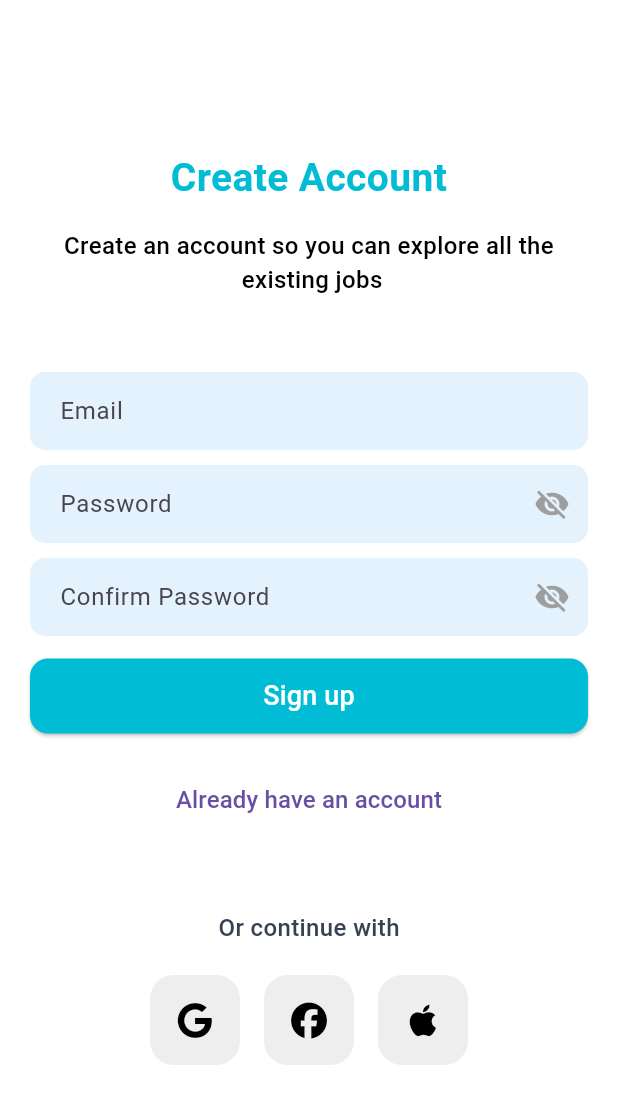
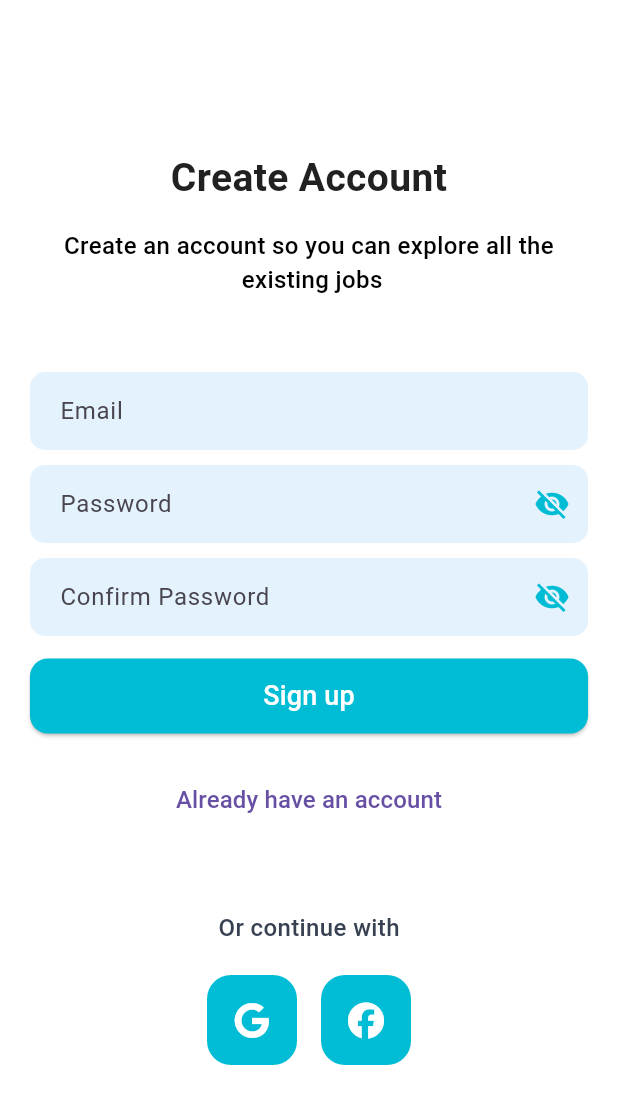
Before and after one commit to MTS-Services/Batteryqk_web-version-App-, a Flutter app: the screen it shows after launch, after a tap on "Create new account", on a phone screen of 412 x 824 dp. Shown: the top 1104 px of the screen. Run offline on Flutter 3.47's test engine with Material 3 defaults, Android fonts, the phone set to English and light mode, and no system bars; our stand-ins replace dropdown_button2, font_awesome_flutter, google_fonts, pin_code_fields; network calls fail.

Commit message:
authentication done

```diff
--- a/lib/common/widgets/built_sccial_button.dart
+++ b/lib/common/widgets/built_sccial_button.dart
@@ -1,3 +1,4 @@
+import 'package:batteryqk_web_app/util/colors.dart';
 import 'package:flutter/material.dart';
 import 'package:font_awesome_flutter/font_awesome_flutter.dart';
 
@@ -11,10 +12,10 @@ Widget buildSocialButton({
       height: 60,
       width: 60,
       decoration: BoxDecoration(
-        color: Colors.grey[200],
+        color:AppColor.appGreenColor,
         borderRadius: BorderRadius.circular(16),
       ),
-      child: Center(child: FaIcon(icon, color: Colors.black)),
+      child: Center(child: FaIcon(icon, color: Colors.white)),
     ),
   );
 }
--- a/lib/features/authentication/views/login_screen.dart
+++ b/lib/features/authentication/views/login_screen.dart
@@ -43,7 +43,7 @@ class _LoginScreenState extends State<LoginScreen> {
                   style: TextStyle(
                     fontSize: 26,
                     fontWeight: FontWeight.bold,
-                    color: AppColor.appGreenColor,
+                    color: AppColor.textColor,
                   ),
                 ),
                 const SizedBox(height: 15),
@@ -124,7 +124,7 @@ class _LoginScreenState extends State<LoginScreen> {
                         _obscurePassword
                             ? Icons.visibility_off
                             : Icons.visibility,
-                        color: Colors.grey,
+                        color: AppColor.appGreenColor,
                       ),
                       onPressed: () {
                         setState(() {
@@ -217,13 +217,6 @@ class _LoginScreenState extends State<LoginScreen> {
                         // Handle Facebook login
                       },
                     ),
-                    SizedBox(width: 16),
-                    buildSocialButton(
-                      icon: FontAwesomeIcons.apple,
-                      onTap: () {
-                        // Handle Apple login
-                      },
-                    ),
                   ],
                 ),
               ],
--- a/lib/features/authentication/views/signup_screen.dart
+++ b/lib/features/authentication/views/signup_screen.dart
@@ -42,7 +42,7 @@ class _SignupScreenState extends State<SignupScreen> {
                   style: TextStyle(
                     fontSize: 26,
                     fontWeight: FontWeight.bold,
-                    color: AppColor.appGreenColor,
+                    color: AppColor.textColor,
                   ),
                 ),
                 const SizedBox(height: 15),
@@ -121,7 +121,7 @@ class _SignupScreenState extends State<SignupScreen> {
                         _obscurePassword
                             ? Icons.visibility_off
                             : Icons.visibility,
-                        color: Colors.grey,
+                        color: AppColor.appGreenColor,
                       ),
                       onPressed: () {
                         setState(() {
@@ -167,7 +167,7 @@ class _SignupScreenState extends State<SignupScreen> {
                         _obscureConfirmPassword
                             ? Icons.visibility_off
                             : Icons.visibility,
-                        color: Colors.grey,
+                        color: AppColor.appGreenColor,
                       ),
                       onPressed: () {
                         setState(() {
@@ -237,13 +237,8 @@ class _SignupScreenState extends State<SignupScreen> {
                         // Handle Facebook login
                       },
                     ),
-                    SizedBox(width: 16),
-                    buildSocialButton(
-                      icon: FontAwesomeIcons.apple,
-                      onTap: () {
-                        // Handle Apple login
-                      },
-                    ),
+
+
                   ],
                 ),
               ],
--- a/lib/util/colors.dart
+++ b/lib/util/colors.dart
@@ -1,6 +1,7 @@
 import 'package:flutter/material.dart';
 
 class AppColor {
+  static const Color textColor= Color(0xFF212121);
   static const Color appGreenColor = Color(0xff00BCD4);
   static const Color appLightGreenColor = Color(0xffFFA726);
   static const Color appLightGreyColor = Color.fromARGB(255, 255, 250, 242);
```
Also changed, not shown: lib/features/authentication/views/book_screen.dart (+6 -9 lines), lib/features/authentication/views/email_verification_screen.dart (+0 -7 lines), lib/features/authentication/views/home_screen.dart (+4 -3 lines), lib/features/authentication/views/otp_verification_screen.dart (+0 -7 lines).
